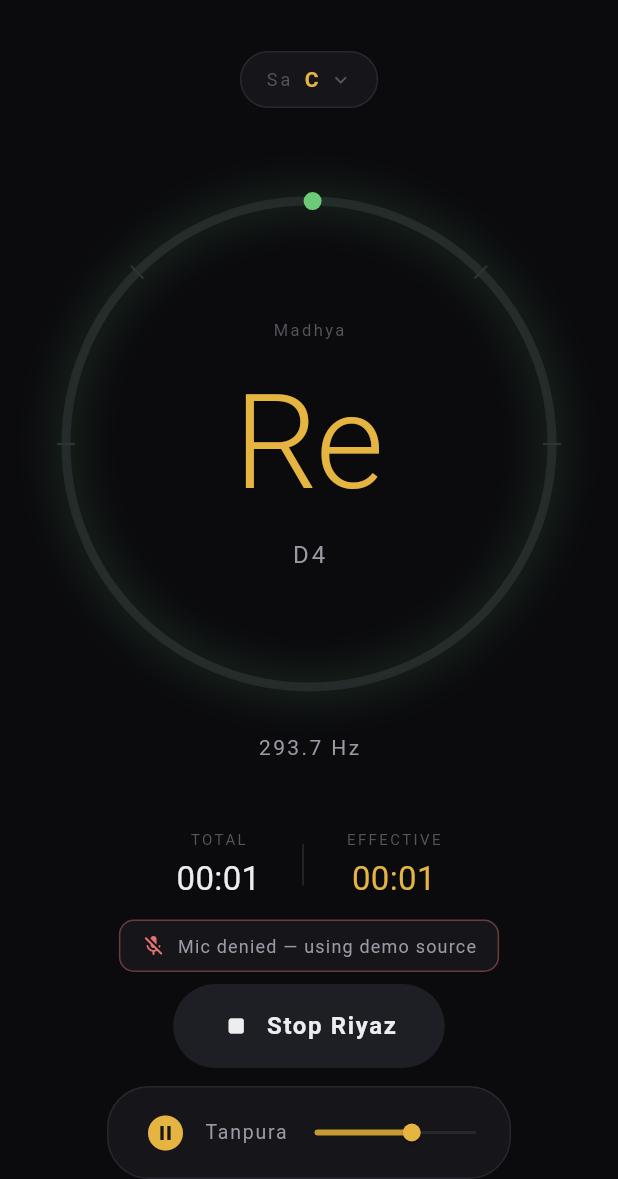
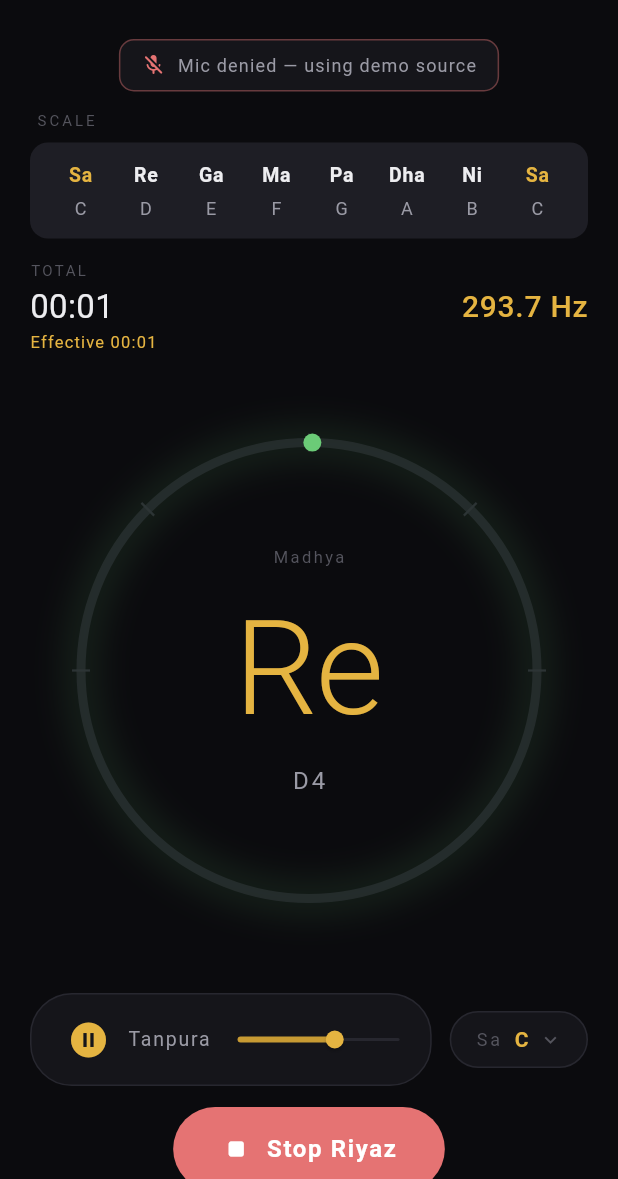
Before and after one commit to KabirKhanuja/Sargam, a Flutter app: the screen it shows after launch, after a tap on the "play circle" icon, after a tap on "Start Riyaz", on a phone screen of 412 x 824 dp, the part 57-1236 px from its top. Run offline on Flutter 3.47's test engine with Material 3 defaults, Android fonts, the phone set to English and light mode, and no system bars; our stand-ins replace audioplayers, flutter_riverpod; missing offline and left inert: pitch_detector_dart, record.

Commit message:
basic working

```diff
--- a/lib/core/utils/pitch_utils.dart
+++ b/lib/core/utils/pitch_utils.dart
@@ -6,6 +6,7 @@ class PitchUtils {
   PitchUtils._();
 
   static double midiFromHz(double hz) {
+    if (hz <= 0 || !hz.isFinite) return 0;
     return MusicConstants.a4Midi + 12.0 * _log2(hz / MusicConstants.a4Hz);
   }
 
@@ -15,16 +16,24 @@ class PitchUtils {
   }
 
   static int nearestMidi(double hz) {
-    return midiFromHz(hz).round();
+    if (hz <= 0 || !hz.isFinite) return 0;
+    final m = midiFromHz(hz);
+    if (!m.isFinite) return 0;
+    return m.round();
   }
 
   static double centsFromNearest(double hz) {
+    if (hz <= 0 || !hz.isFinite) return 0;
     final nearest = nearestMidi(hz);
+    if (nearest <= 0) return 0;
     final ref = hzFromMidi(nearest.toDouble());
-    return 1200.0 * _log2(hz / ref);
+    if (ref <= 0) return 0;
+    final v = 1200.0 * _log2(hz / ref);
+    return v.isFinite ? v : 0;
   }
 
   static String westernNoteName(int midi) {
+    if (midi <= 0) return '';
     final pc = ((midi % 12) + 12) % 12;
     final octave = (midi ~/ 12) - 1;
     return '${MusicConstants.westernNotesSharp[pc]}$octave';
--- a/lib/core/widgets/custom_button.dart
+++ b/lib/core/widgets/custom_button.dart
@@ -18,8 +18,8 @@ class PrimaryActionButton extends StatelessWidget {
 
   @override
   Widget build(BuildContext context) {
-    final fg = destructive ? AppColors.textPrimary : const Color(0xFF1B1300);
-    final bg = destructive ? AppColors.surfaceHigh : AppColors.gold;
+    final fg = destructive ? Colors.white : const Color(0xFF1B1300);
+    final bg = destructive ? AppColors.offPitch : AppColors.gold;
 
     return SizedBox(
       height: 56,
--- a/lib/features/riyaz/presentation/riyaz_screen.dart
+++ b/lib/features/riyaz/presentation/riyaz_screen.dart
@@ -7,7 +7,6 @@ import '../../../core/utils/time_utils.dart';
 import '../../../core/widgets/custom_button.dart';
 import '../../../core/widgets/pitch_indicator.dart';
 import '../../pitch/presentation/pitch_provider.dart';
-import '../../pitch/presentation/pitch_view.dart';
 import '../../swara/presentation/swara_display.dart';
 import '../../swara/presentation/swara_provider.dart';
 import '../../tanpura/presentation/tanpura_controls.dart';
@@ -35,39 +34,44 @@ class RiyazScreen extends ConsumerWidget {
       body: SafeArea(
         child: LayoutBuilder(
           builder: (context, constraints) {
-            final ringMax = constraints.maxWidth < constraints.maxHeight * 0.6
-                ? constraints.maxWidth - 48
-                : constraints.maxHeight * 0.45;
-            final ringSize = ringMax.clamp(200.0, 360.0);
+            final ringMax = constraints.maxWidth < constraints.maxHeight * 0.55
+                ? constraints.maxWidth - 56
+                : constraints.maxHeight * 0.42;
+            final ringSize = ringMax.clamp(200.0, 340.0);
             return SingleChildScrollView(
-              padding: const EdgeInsets.symmetric(horizontal: 24, vertical: 8),
+              padding: const EdgeInsets.fromLTRB(20, 8, 20, 16),
               child: ConstrainedBox(
                 constraints: BoxConstraints(minHeight: constraints.maxHeight),
                 child: IntrinsicHeight(
                   child: Column(
                     children: [
+                      if (riyaz.micDenied) ...[
+                        const _MicDeniedBanner(),
+                        const SizedBox(height: 12),
+                      ],
+                      const _ScaleChartCard(),
+                      const SizedBox(height: 14),
+                      _StatsRow(state: riyaz),
                       const SizedBox(height: 8),
-                      const _ScalePill(),
-                      const Spacer(),
-                      _PitchVisualization(ringSize: ringSize),
+                      Expanded(
+                        child: Center(
+                          child: _PitchVisualization(ringSize: ringSize),
+                        ),
+                      ),
                       const SizedBox(height: 12),
-                      const PitchAccuracyLabel(),
-                      const Spacer(),
-                      _SessionTimers(state: riyaz),
-                      const SizedBox(height: 12),
-                      if (riyaz.micDenied)
-                        const _MicDeniedBanner()
-                      else
-                        const _SourceIndicator(),
-                      const SizedBox(height: 8),
+                      const Row(
+                        children: [
+                          Expanded(child: TanpuraControls()),
+                          SizedBox(width: 12),
+                          _ScalePill(),
+                        ],
+                      ),
+                      const SizedBox(height: 14),
                       _PrimaryAction(
                         isRunning: riyaz.session.isRunning,
                         onStart: controller.start,
                         onStop: controller.stop,
                       ),
-                      const SizedBox(height: 12),
-                      const TanpuraControls(),
-                      const SizedBox(height: 8),
                     ],
                   ),
                 ),
@@ -292,7 +296,7 @@ class _PitchVisualization extends ConsumerWidget {
     final riyaz = ref.watch(riyazControllerProvider);
 
     final voiced = pitch?.isVoiced ?? false;
-    final cents = pitch?.cents ?? 0;
+    final cents = voiced ? pitch!.cents : 0.0;
 
     return PitchRing(
       cents: cents,
@@ -304,102 +308,85 @@ class _PitchVisualization extends ConsumerWidget {
   }
 }
 
-class _SessionTimers extends StatelessWidget {
-  final RiyazState state;
-  const _SessionTimers({required this.state});
+class _ScaleChartCard extends ConsumerWidget {
+  const _ScaleChartCard();
 
   @override
-  Widget build(BuildContext context) {
-    final running = state.session.isRunning;
-    return Row(
-      mainAxisAlignment: MainAxisAlignment.center,
-      children: [
-        _TimerBlock(
-          label: 'TOTAL',
-          value: TimeUtils.formatDuration(state.session.totalDuration),
-          dim: !running,
-        ),
-        const SizedBox(width: 28),
-        Container(
-          width: 1,
-          height: 28,
-          color: AppColors.divider,
-        ),
-        const SizedBox(width: 28),
-        _TimerBlock(
-          label: 'EFFECTIVE',
-          value: TimeUtils.formatDuration(state.session.effectiveDuration),
-          highlight: running && state.isStable,
-          dim: !running,
-        ),
-      ],
-    );
+  Widget build(BuildContext context, WidgetRef ref) {
+    final scale = ref.watch(scaleConfigProvider);
+    return _ScaleChart(saPitchClass: scale.saPitchClass);
   }
 }
 
-class _TimerBlock extends StatelessWidget {
-  final String label;
-  final String value;
-  final bool highlight;
-  final bool dim;
-
-  const _TimerBlock({
-    required this.label,
-    required this.value,
-    this.highlight = false,
-    this.dim = false,
-  });
+/// TOTAL time on the left (with EFFECTIVE underneath in muted text);
+/// detected frequency in Hz on the right.
+class _StatsRow extends ConsumerWidget {
+  final RiyazState state;
+  const _StatsRow({required this.state});
 
   @override
-  Widget build(BuildContext context) {
-    final color = dim
-        ? AppColors.textMuted
-        : (highlight ? AppColors.gold : AppColors.textPrimary);
-    return Column(
-      mainAxisSize: MainAxisSize.min,
+  Widget build(BuildContext context, WidgetRef ref) {
+    final pitch = ref.watch(latestPitchProvider);
+    final running = state.session.isRunning;
+
+    final totalText = TimeUtils.formatDuration(state.session.totalDuration);
+    final effectiveText =
+        TimeUtils.formatDuration(state.session.effectiveDuration);
+    final hzText = (pitch != null && pitch.isVoiced)
+        ? '${pitch.hz.toStringAsFixed(1)} Hz'
+        : '—';
+
+    final timerColor =
+        running ? AppColors.textPrimary : AppColors.textMuted;
+    final hzColor = (pitch != null && pitch.isVoiced)
+        ? AppColors.gold
+        : AppColors.textMuted;
+
+    return Row(
+      crossAxisAlignment: CrossAxisAlignment.center,
       children: [
-        Text(
-          label,
-          style: const TextStyle(
+        Column(
+          crossAxisAlignment: CrossAxisAlignment.start,
+          children: [
+            const Text(
+              'TOTAL',
+              style: TextStyle(
                 fontSize: 10,
                 letterSpacing: 1.6,
                 color: AppColors.textMuted,
               ),
             ),
-        const SizedBox(height: 4),
+            const SizedBox(height: 2),
             Text(
-          value,
+              totalText,
               style: TextStyle(
                 fontSize: 22,
                 fontWeight: FontWeight.w400,
                 fontFeatures: const [FontFeature.tabularFigures()],
-            color: color,
+                color: timerColor,
+              ),
+            ),
+            Text(
+              'Effective $effectiveText',
+              style: TextStyle(
+                fontSize: 11,
+                letterSpacing: 0.8,
+                color: state.isStable
+                    ? AppColors.gold
+                    : AppColors.textMuted,
               ),
             ),
           ],
-    );
-  }
-}
-
-class _SourceIndicator extends ConsumerWidget {
-  const _SourceIndicator();
-
-  @override
-  Widget build(BuildContext context, WidgetRef ref) {
-    final source = ref.watch(pitchSourceProvider);
-    if (source == PitchSource.mic) return const SizedBox(height: 0);
-    return Row(
-      mainAxisAlignment: MainAxisAlignment.center,
-      children: [
-        const Icon(Icons.science_outlined,
-            size: 14, color: AppColors.textMuted),
-        const SizedBox(width: 6),
+        ),
+        const Spacer(),
         Text(
-          'Demo source',
+          hzText,
           style: TextStyle(
-            fontSize: 11,
-            letterSpacing: 1.4,
-            color: AppColors.textMuted,
+            fontSize: 20,
+            fontWeight: FontWeight.w500,
+            letterSpacing: 0.5,
+            fontFeatures: const [FontFeature.tabularFigures()],
+            color: hzColor,
           ),
         ),
       ],
```
Also changed, not shown: 1 other file. Lines whose indentation alone changed are shown as unchanged.
